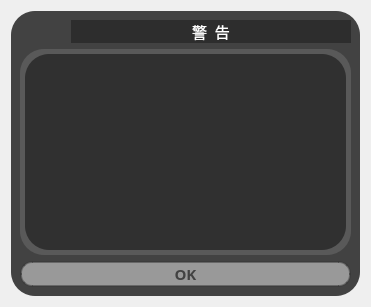
Before: the Qt Designer form resources/ui/warningBox.ui in Bill2015/PyQt-Bahamut-Image-Downloader, drawn with Qt 5.
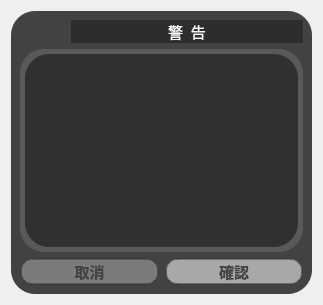
After: the same form once the commit is applied.

The edit to the form file:
```diff
--- a/resources/ui/warningBox.ui
+++ b/resources/ui/warningBox.ui
@@ -6,8 +6,8 @@
    <rect>
     <x>0</x>
     <y>0</y>
-    <width>371</width>
-    <height>307</height>
+    <width>323</width>
+    <height>305</height>
    </rect>
   </property>
   <property name="windowTitle">
@@ -17,7 +17,7 @@
    <string notr="true">background-color: none;
 </string>
   </property>
-  <layout class="QVBoxLayout" name="verticalLayout_2">
+  <layout class="QHBoxLayout" name="horizontalLayout_5">
    <item>
     <widget class="QFrame" name="frame">
      <property name="styleSheet">
@@ -160,6 +160,46 @@
        </widget>
       </item>
       <item>
+       <layout class="QHBoxLayout" name="horizontalLayout_4">
+        <item>
+         <widget class="QPushButton" name="cancelButton">
+          <property name="sizePolicy">
+           <sizepolicy hsizetype="Minimum" vsizetype="Preferred">
+            <horstretch>0</horstretch>
+            <verstretch>0</verstretch>
+           </sizepolicy>
+          </property>
+          <property name="font">
+           <font>
+            <family>微軟正黑體</family>
+            <pointsize>11</pointsize>
+            <weight>75</weight>
+            <bold>true</bold>
+           </font>
+          </property>
+          <property name="styleSheet">
+           <string notr="true">QPushButton#cancelButton{
+	background-color: rgba(142, 142, 142, 192);
+	color: rgb(66, 66, 66);
+	border-style: solid;
+	border-color: rgba(54, 54, 54, 128);
+	border-width: 2px;
+	border-radius: 12px;
+}
+QPushButton#cancelButton:hover{
+	background-color:  rgba(115, 115, 115, 192);
+	color: rgba(202, 202, 202);
+}
+
+
+</string>
+          </property>
+          <property name="text">
+           <string>取消</string>
+          </property>
+         </widget>
+        </item>
+        <item>
        <widget class="QPushButton" name="okButton">
         <property name="sizePolicy">
          <sizepolicy hsizetype="Minimum" vsizetype="Preferred">
@@ -177,7 +217,7 @@
         </property>
         <property name="styleSheet">
          <string notr="true">QPushButton#okButton{
-	background-color: rgba(182, 182, 182, 192);
+	background-color: rgba(202, 202, 202, 192);
 	color: rgb(66, 66, 66);
 	border-style: solid;
 	border-color: rgba(54, 54, 54, 128);
@@ -193,9 +233,11 @@
 </string>
         </property>
         <property name="text">
-         <string>OK</string>
-        </property>
-       </widget>
+           <string>確認</string>
+          </property>
+         </widget>
+        </item>
+       </layout>
       </item>
      </layout>
     </widget>
```
Left out of the diff: 2 changed lines with no effect on the pictures. Lines whose indentation alone changed are shown as unchanged.
